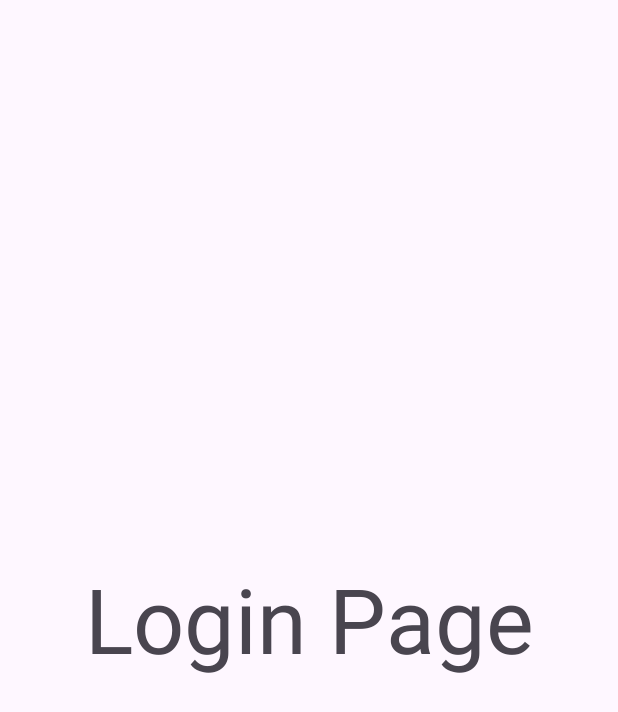
After one commit to Jooker302/Jooker302-Livestock-Android-App-Java, an Android app: the Login screen opened directly, with no data from a screen before it, on a phone screen of 412 x 824 dp. The commit adds this screen. Shown: the top 712 px of the screen. Run offline under Robolectric (Android 15) with nearby library versions, the phone set to English and light mode, and no system bars.

Commit message:
Login Page Done

```diff
--- a/app/src/main/AndroidManifest.xml
+++ b/app/src/main/AndroidManifest.xml
@@ -13,6 +13,9 @@
         android:theme="@style/Theme.QueenLiveStock"
         tools:targetApi="31">
         <activity
+            android:name=".Login"
+            android:exported="false" />
+        <activity
             android:name=".MainActivity"
             android:exported="true">
             <intent-filter>
--- /dev/null
+++ b/app/src/main/java/com/example/queenlivestock/Login.java
@@ -0,0 +1,14 @@
+package com.example.queenlivestock;
+
+import androidx.appcompat.app.AppCompatActivity;
+
+import android.os.Bundle;
+
+public class Login extends AppCompatActivity {
+
+    @Override
+    protected void onCreate(Bundle savedInstanceState) {
+        super.onCreate(savedInstanceState);
+        setContentView(R.layout.activity_login);
+    }
+}
--- /dev/null
+++ b/app/src/main/res/layout/activity_login.xml
@@ -0,0 +1,18 @@
+<?xml version="1.0" encoding="utf-8"?>
+<androidx.constraintlayout.widget.ConstraintLayout xmlns:android="http://schemas.android.com/apk/res/android"
+    xmlns:app="http://schemas.android.com/apk/res-auto"
+    xmlns:tools="http://schemas.android.com/tools"
+    android:layout_width="match_parent"
+    android:layout_height="match_parent"
+    tools:context=".Login">
+    <TextView
+        android:id="@+id/textView"
+        android:layout_width="wrap_content"
+        android:layout_height="wrap_content"
+        android:text="Login Page"
+        android:textSize="60sp"
+        app:layout_constraintBottom_toBottomOf="parent"
+        app:layout_constraintEnd_toEndOf="parent"
+        app:layout_constraintStart_toStartOf="parent"
+        app:layout_constraintTop_toTopOf="parent" />
+</androidx.constraintlayout.widget.ConstraintLayout>
--- a/app/src/main/res/layout/activity_main.xml
+++ b/app/src/main/res/layout/activity_main.xml
@@ -64,8 +64,8 @@
 
         <ImageView
             android:id="@+id/imageView2"
-            android:layout_width="233dp"
-            android:layout_height="270dp"
+            android:layout_width="224dp"
+            android:layout_height="213dp"
             app:layout_constraintEnd_toEndOf="parent"
             app:layout_constraintStart_toStartOf="parent"
             app:layout_constraintTop_toBottomOf="@+id/motto"
```
